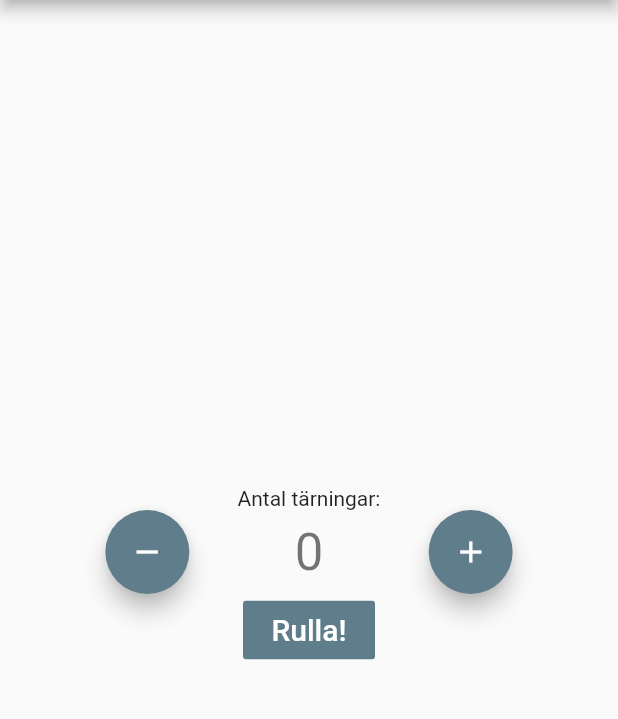
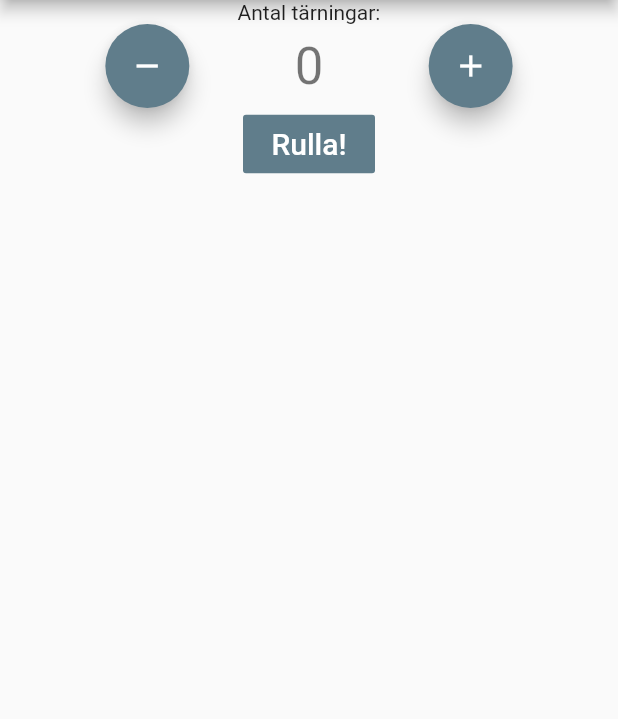
Before and after one commit to avokado34/ExplodingDice, a Flutter app: the screen it shows after launch, on a phone screen of 412 x 824 dp, the part 84-803 px from its top. Run offline on Flutter 3.47's test engine with Material 2 defaults, Android fonts, the phone set to English and light mode, and no system bars; statements that could not run were skipped.

Commit message:
Update main.dart
lade till top-marginal

```diff
--- a/lib/main.dart
+++ b/lib/main.dart
@@ -117,8 +117,10 @@ class _MyHomePageState extends State<MyHomePage> {
       body: Center (
         // Center is a layout widget. It takes a single child and positions it
         // in the middle of the parent.
+        child: Container(
+          margin: Edge.fromLTRB(0, 10, 0, 0),
         child: Column(
-          mainAxisAlignment: MainAxisAlignment.center,
+          mainAxisAlignment: MainAxisAlignment.start,
           children: <Widget>[
             Text(
               'Antal tärningar:',
@@ -155,6 +157,7 @@ class _MyHomePageState extends State<MyHomePage> {
             ),
             Column(children: diceResult,),
           ],
+          ),
         ),
       ),
     );
```
